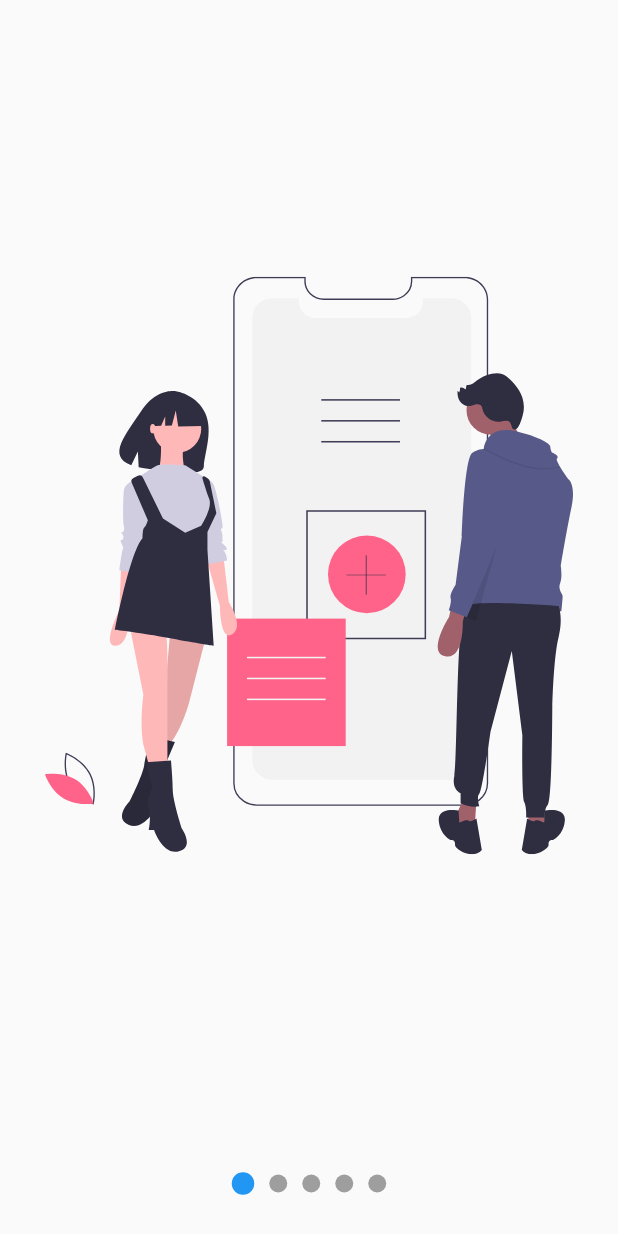
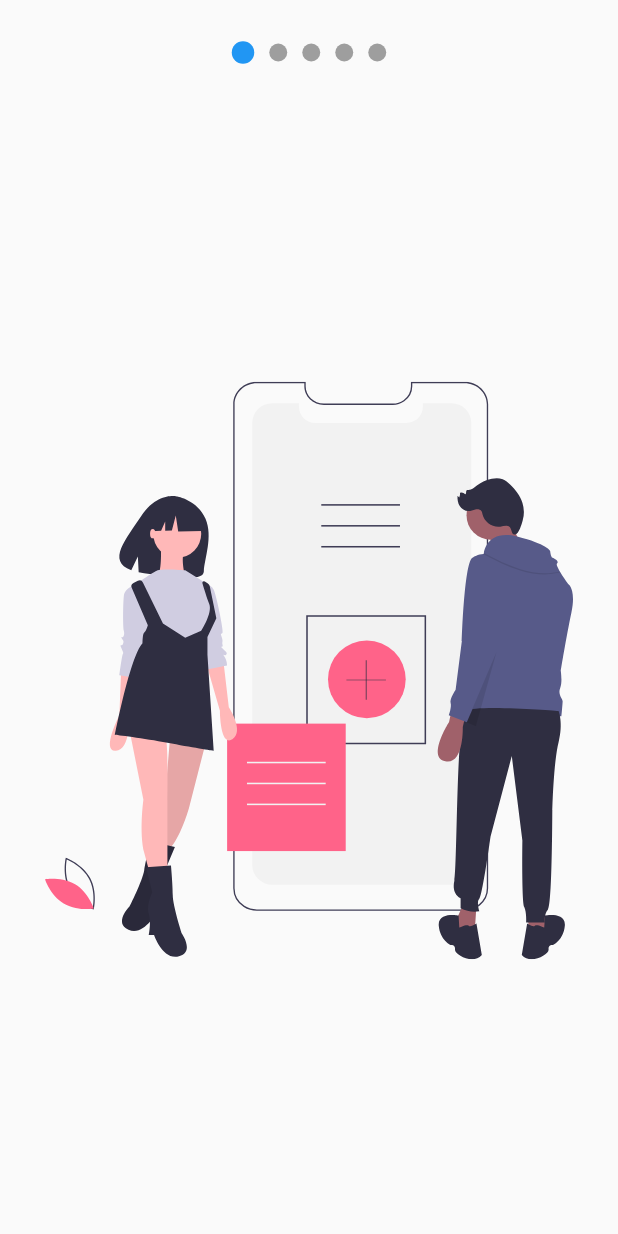
Before and after one commit to pedromolesp/flutter-disenos-profesionales, a Flutter app: the screen it shows after launch, on a phone screen of 412 x 824 dp. Run offline on Flutter 3.47's test engine with Material 2 defaults, Android fonts, the phone set to English and light mode, and no system bars; our stand-ins replace flutter_svg.

```diff
--- a/lib/src/pages/slideshow_page.dart
+++ b/lib/src/pages/slideshow_page.dart
@@ -7,6 +7,7 @@ class SlideShowPage extends StatelessWidget {
   Widget build(BuildContext context) {
     return Scaffold(
       body: SlideShow(
+        puntosArriba: true,
         slides: [
           SvgPicture.asset("assets/svgs/slide-1.svg"),
           SvgPicture.asset("assets/svgs/slide-2.svg"),
--- a/lib/src/widgets/slideshow.dart
+++ b/lib/src/widgets/slideshow.dart
@@ -4,19 +4,24 @@ import 'package:provider/provider.dart';
 
 class SlideShow extends StatelessWidget {
   final List<Widget> slides;
-  SlideShow({this.slides});
+  final bool puntosArriba;
+  // final Color colorPrimario;
+  SlideShow({this.slides, this.puntosArriba = false});
   @override
   Widget build(BuildContext context) {
     return ChangeNotifierProvider(
       create: (_) => new SliderModel(),
       child: Scaffold(
-        body: Center(
-            child: Column(
-          children: [
-            Expanded(child: _Slides(this.slides)),
-            _Dots(this.slides.length),
-          ],
-        )),
+        body: SafeArea(
+          child: Center(
+              child: Column(
+            children: [
+              if (puntosArriba) _Dots(slides.length),
+              Expanded(child: _Slides(this.slides)),
+              if (!puntosArriba) _Dots(slides.length),
+            ],
+          )),
+        ),
       ),
     );
   }
@@ -30,16 +35,12 @@ class _Dots extends StatelessWidget {
   Widget build(BuildContext context) {
     children = new List<Widget>();
 
-    for (var i = 0; i < dotsNumber; i++) {
-      children.add(_Dot(i));
-    }
-
     return Container(
       width: double.infinity,
       height: 70,
       child: Row(
         mainAxisAlignment: MainAxisAlignment.center,
-        children: children,
+        children: List.generate(dotsNumber, (index) => _Dot(index)),
       ),
     );
   }
--- a/pubspec.yaml
+++ b/pubspec.yaml
@@ -14,7 +14,7 @@ description: A new Flutter project.
 version: 1.0.0+1
 
 environment:
-  sdk: ">=2.1.0 <3.0.0"
+  sdk: ">=2.5.2 <3.0.0"
 
 dependencies:
   flutter:
```
